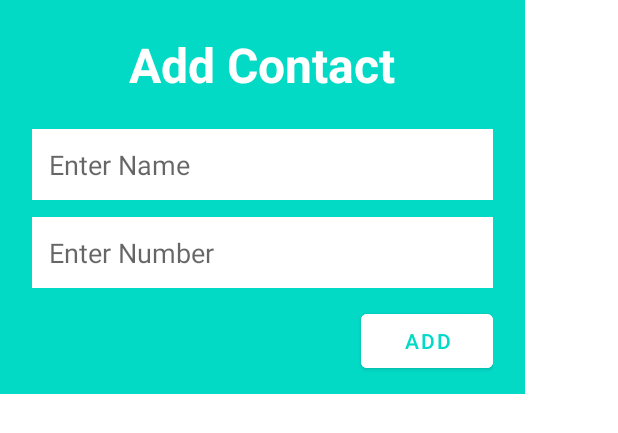
After one commit to Mr-MachiNe11/Practices, an Android app: the layout add_update_lay.xml on its own in the app's theme, with its tools: preview values and no code run, on a phone screen of 412 x 824 dp. The commit adds this screen. Shown: the top 433 px of the screen. Run offline under Robolectric (Android 15) with nearby library versions, the phone set to English and light mode, and no system bars.

Commit message:
added dialog layout

```diff
--- a/app/src/main/java/com/example/practice/MainActivity.java
+++ b/app/src/main/java/com/example/practice/MainActivity.java
@@ -14,7 +14,7 @@ import java.util.ArrayList;
 public class MainActivity extends AppCompatActivity {
 
     RecyclerView recyclerView;
-    FloatingActionButton fab;
+    FloatingActionButton btnDialog;
     ArrayList<ContactsModel> arrContacts = new ArrayList<>();
 
     @Override
@@ -24,7 +24,7 @@ public class MainActivity extends AppCompatActivity {
 
         recyclerView = findViewById(R.id.recyclerView);
         recyclerView.setLayoutManager(new LinearLayoutManager(this));
-        fab = findViewById(R.id.fab);
+        btnDialog = findViewById(R.id.btnDialog);
 
         arrContacts.add(new ContactsModel(R.drawable.a, "A", "344534665"));
         arrContacts.add(new ContactsModel(R.drawable.b, "B", "344534665"));
@@ -49,7 +49,7 @@ public class MainActivity extends AppCompatActivity {
         ContactAdapter adapter = new ContactAdapter(this, arrContacts);
         recyclerView.setAdapter(adapter);
 
-        fab.setOnClickListener(new View.OnClickListener() {
+        btnDialog.setOnClickListener(new View.OnClickListener() {
             @Override
             public void onClick(View v) {
 
--- a/app/src/main/res/layout/activity_main.xml
+++ b/app/src/main/res/layout/activity_main.xml
@@ -20,7 +20,7 @@
     <com.google.android.material.floatingactionbutton.FloatingActionButton
         android:layout_width="wrap_content"
         android:layout_height="wrap_content"
-        android:id="@+id/fab"
+        android:id="@+id/btnDialog"
         android:layout_alignParentBottom="true"
         android:layout_alignParentRight="true"
         android:layout_margin="21dp"
--- /dev/null
+++ b/app/src/main/res/layout/add_update_lay.xml
@@ -0,0 +1,67 @@
+<?xml version="1.0" encoding="utf-8"?>
+<LinearLayout xmlns:android="http://schemas.android.com/apk/res/android"
+    android:layout_width="350dp"
+    android:layout_height="wrap_content"
+    android:background="@color/design_default_color_secondary"
+    android:orientation="vertical"
+    android:paddingLeft="21dp"
+    android:paddingRight="21dp"
+    android:paddingBottom="11dp"
+
+
+    >
+
+    <TextView
+        android:id="@+id/txtTitle"
+        android:layout_width="match_parent"
+        android:layout_height="wrap_content"
+        android:gravity="center"
+        android:textSize="32sp"
+        android:textStyle="bold"
+        android:textColor="#fff"
+        android:text="Add Contact"
+        android:layout_margin="21dp"
+
+        />
+
+    <EditText
+        android:id="@+id/edtName"
+        android:layout_width="match_parent"
+        android:layout_height="wrap_content"
+        android:background="#fff"
+        android:hint="Enter Name"
+        android:padding="11dp"
+        android:inputType="text"
+
+        />
+
+    <EditText
+        android:id="@+id/edtNumber"
+        android:layout_width="match_parent"
+        android:layout_height="wrap_content"
+        android:background="#fff"
+        android:hint="Enter Number"
+        android:padding="11dp"
+        android:inputType="number"
+        android:layout_marginTop="11dp"
+
+        />
+
+    <Button
+        android:id="@+id/btnAction"
+        android:layout_width="wrap_content"
+        android:layout_height="wrap_content"
+        android:layout_gravity="end"
+        android:text="Add"
+        android:backgroundTint="#fff"
+        android:textColor="@color/design_default_color_secondary"
+        android:layout_marginTop="11dp"
+
+        />
+
+
+
+
+
+
+</LinearLayout>
```
